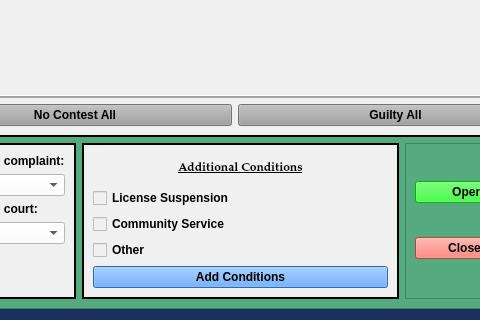
HunterProgram22/MuniEntry, file package/views/ui/FineOnlyPleaDialog.ui: the form before one commit; both pictures show x 435 to 915 and y 402 to 722 of the 1020 by 722 pixel window.
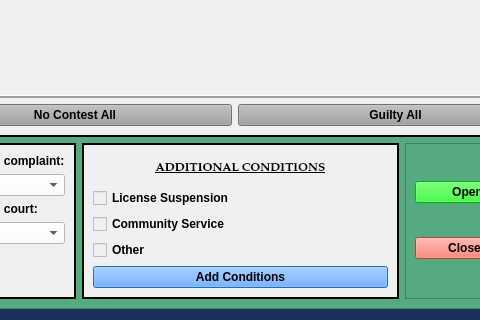
The form after the commit.

What changed in the file:
```diff
--- a/package/views/ui/FineOnlyPleaDialog.ui
+++ b/package/views/ui/FineOnlyPleaDialog.ui
@@ -817,7 +817,7 @@
              </font>
             </property>
             <property name="text">
-             <string>Additional Conditions</string>
+             <string>ADDITIONAL CONDITIONS</string>
             </property>
             <property name="alignment">
              <set>Qt::AlignCenter</set>
```
